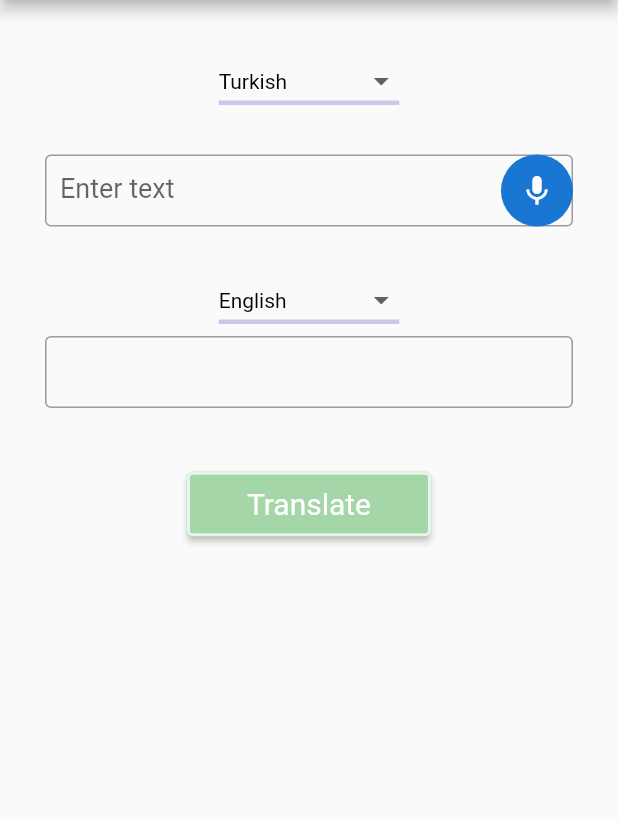
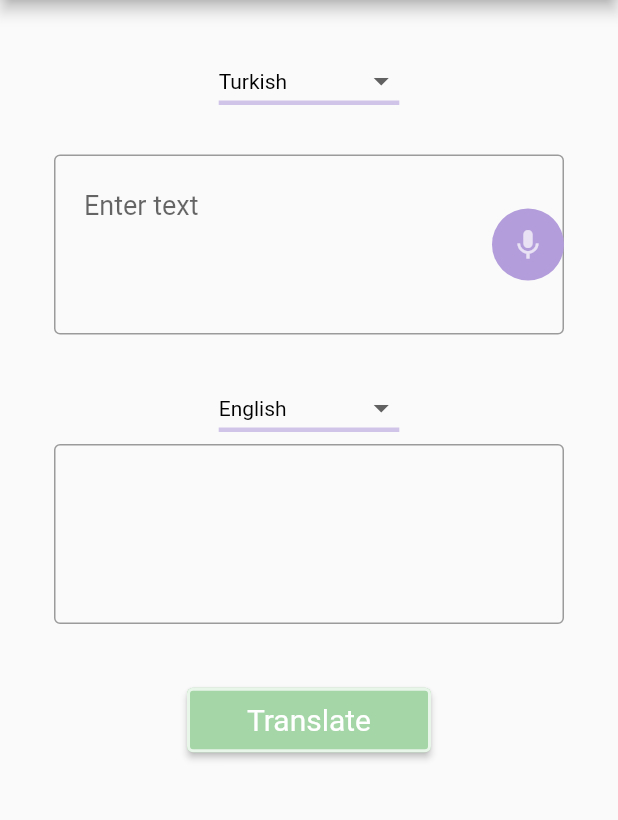
Before and after one commit to AslihanYoldas/Flutter-Translator-App, a Flutter app: the screen it shows after launch, on a phone screen of 412 x 824 dp, the part 84-904 px from its top. Run offline on Flutter 3.47's test engine with Material 2 defaults, Android fonts, the phone set to English and light mode, and no system bars; our stand-ins replace dio, flutter_bloc, get_it, retrofit, speech_to_text; generated files the repository leaves out were written again.

Commit message:
Speech to text widget fixed | Some cubit problems fixed. Listener used instead of builder | UI changed in some parts

```diff
--- a/lib/cubit/translator/translator_states.dart
+++ b/lib/cubit/translator/translator_states.dart
@@ -26,3 +26,8 @@ class LanguageSetState extends TranslatorStates{
   final String? targetLanguage;
   LanguageSetState(this.sourceLanguage, this.targetLanguage);
 }
+
+class SpeechResultState extends TranslatorStates{
+  final String? inputData;
+  SpeechResultState(this.inputData);
+}
--- a/lib/cubit/translator/translator_view.dart
+++ b/lib/cubit/translator/translator_view.dart
@@ -58,6 +58,9 @@ class TranslatorView extends StatelessWidget {
                         state.data.sourceLan,
                         state.data.targetLan);
                   }
+                  else if(state is SpeechResultState){
+                    return TranslatorPage(state.inputData, null, locator.get<TranslatorCubit>().sourceLanguage, locator.get<TranslatorCubit>().sourceLanguage);
+                  }
                   else {
                     final error = state as TranslatorErrorState;
                     return Text(error.message);
@@ -67,13 +70,20 @@ class TranslatorView extends StatelessWidget {
         BlocConsumer<SpeechCubit, SpeechStates>(
             listener: (context, state) {
               if (state is InitialState) {
-                debugPrint('Speech inital state');
-                locator.get<SpeechCubit>().initialize();
+                debugPrint('Speech initial state');
+                //locator.get<SpeechCubit>().initialize();
 
               }
               else if (state is SpeechResult) {
                 debugPrint("RESPONSE STATE");
-                Navigator.of(context).push(MaterialPageRoute(builder: (context) => speechBottomSheet(context,state.recognizedWords) ));
+                if (state.recognizedWords.isNotEmpty) {
+                  Navigator.pop(context);
+                  speechBottomSheet(context, state.recognizedWords);
+                }
+              }
+              else if(state is SpeechListeningState){
+                debugPrint("SpeechListeningState");
+                speechBottomSheet(context, "Listening");
               }
 
             },
@@ -87,9 +97,7 @@ class TranslatorView extends StatelessWidget {
                 debugPrint("MIC NOT AVAILABLE");
 
               }
-              else if(state is SpeechListeningState){
-                debugPrint("SpeechListeningState");
-              }
+
               /*else if(state is SpeechListeningStoppedState){
                 debugPrint("SpeechListeningStoppedState");
               }*/
--- a/lib/pages/translator_page.dart
+++ b/lib/pages/translator_page.dart
@@ -86,7 +86,7 @@ class _TranslatorPageState extends State<TranslatorPage> {
                         color: Colors.white, fontSize: 20, fontStyle: FontStyle.normal)
                 ),
               onPressed: () {
-                locator.get<TranslatorCubit>().fetchTranslatorPage(TranslatorData( sourceLan, targetLan,inputController.text));
+                locator.get<TranslatorCubit>().fetchResultTranslatorPage((TranslatorData( sourceLan, targetLan,inputController.text)));
               },
               child: const Text("Translate")),
           ]
--- a/lib/widgets/text_field_widget.dart
+++ b/lib/widgets/text_field_widget.dart
@@ -2,20 +2,26 @@
 import 'package:flutter/material.dart';
 import 'package:flutter_translator_app/widgets/bottom_sheet_widget.dart';
 Widget buildTextField(context,TextEditingController controller, String? sourceLan, String? targetLan, {bool readOnly = false}) {
-  return TextField(
+  return SizedBox(
+    width: 340,
+    height: 120,
+    child: TextField(
       controller: controller,
       readOnly: readOnly,
+      expands: true,
       style: const TextStyle(fontSize: 18.0, height: 1.0, color: Colors.black),
       textInputAction: TextInputAction.newline,
       keyboardType: TextInputType.multiline,
+      textAlign: TextAlign.start,
       maxLines: null,
       decoration: InputDecoration(
+        contentPadding: const EdgeInsets.fromLTRB(20, 0, 10, 200),
         suffixIcon: readOnly ? null : buildGestureDetector(context,sourceLan,targetLan),
-      contentPadding: const EdgeInsets.symmetric(horizontal: 10, vertical: 10),
         hintText: readOnly ? null : 'Enter text',
         border: const OutlineInputBorder(),
         focusedBorder: OutlineInputBorder(
           borderSide: BorderSide(color: Colors.deepPurple.shade100, width: 2.0),
+        ),
       ),
     ),
   );
@@ -23,13 +29,17 @@ Widget buildTextField(context,TextEditingController controller, String? sourceLa
  Widget buildGestureDetector(context,String? sourceLan, String? targetLan) {
    return GestureDetector(
      onTap: () async {
-       Navigator.of(context).push(MaterialPageRoute(builder: (context) => speechBottomSheet(context,"Tap to mic") ));
+       speechBottomSheet(context,"Tap to mic") ;
 
      },
-     child: const CircleAvatar(
-         child: Icon(Icons.mic)
+    child: CircleAvatar(
 
-     ),
+        backgroundColor: Colors.deepPurple.shade200,
+        radius: 5,
+        child: const Icon(
+          Icons.mic,
+          color: Colors.white70,
+        )),
   );
 
  }
```
Also changed, not shown: lib/cubit/translator/translator_cubit.dart (+7 -1 lines), lib/widgets/bottom_sheet_widget.dart (+49 -20 lines). Lines whose indentation alone changed are shown as unchanged.
